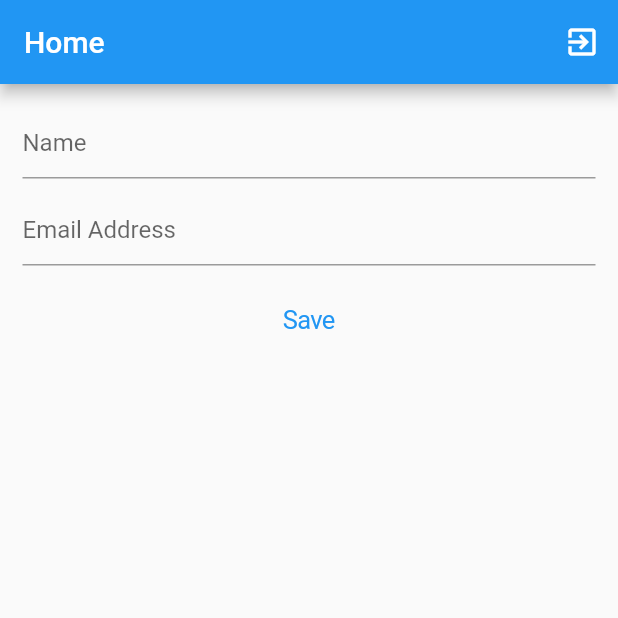
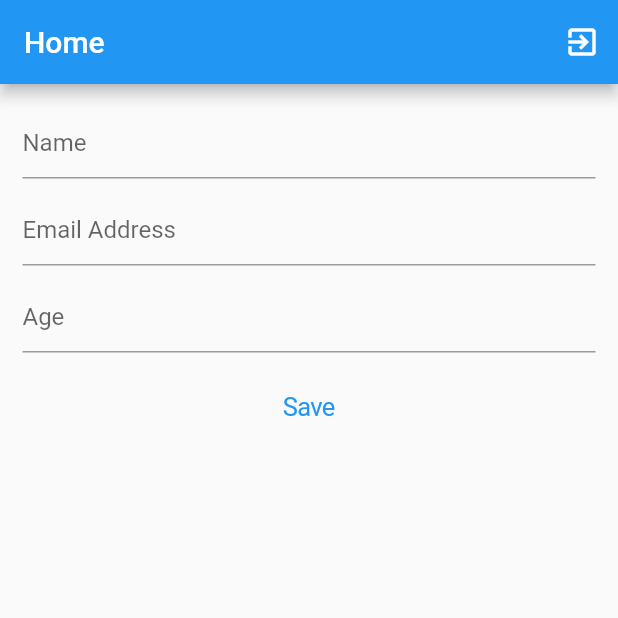
Before and after one commit to rohitsemriwal/firebase-series-yt, a Flutter app: the HomeScreen screen opened directly, on a phone screen of 412 x 824 dp, the top half of it. Run offline on Flutter 3.47's test engine with Material 2 defaults, Android fonts, the phone set to English and light mode, and no system bars; our stand-ins replace cloud_firestore, firebase_auth, firebase_core; accounts and stored records are empty; generated files the repository leaves out were written again.

Commit message:
Ep. 3 Part 2

```diff
--- a/lib/screens/home_screen.dart
+++ b/lib/screens/home_screen.dart
@@ -18,6 +18,7 @@ class _HomeScreenState extends State<HomeScreen> {
 
   TextEditingController nameController = TextEditingController();
   TextEditingController emailController = TextEditingController();
+  TextEditingController ageController = TextEditingController();
 
   void logOut() async {
     await FirebaseAuth.instance.signOut();
@@ -30,14 +31,20 @@ class _HomeScreenState extends State<HomeScreen> {
   void saveUser() {
     String name = nameController.text.trim();
     String email = emailController.text.trim();
+    String ageString = ageController.text.trim();
+
+    int age = int.parse(ageString);
 
     nameController.clear();
     emailController.clear();
+    ageController.clear();
 
     if(name != "" && email != "") {
       Map<String, dynamic> userData = {
         "name": name,
-        "email": email
+        "email": email,
+        "age": age,
+        "samplearray": [name, email, age]
       };
       FirebaseFirestore.instance.collection("users").add(userData);
       log("User created!");
@@ -85,6 +92,15 @@ class _HomeScreenState extends State<HomeScreen> {
 
               SizedBox(height: 10,),
 
+              TextField(
+                controller: ageController,
+                decoration: InputDecoration(
+                  hintText: "Age"
+                ),
+              ),
+
+              SizedBox(height: 10,),
+
               CupertinoButton(
                 onPressed: () {
                   saveUser();
@@ -95,7 +111,7 @@ class _HomeScreenState extends State<HomeScreen> {
               SizedBox(height: 20,),
 
               StreamBuilder<QuerySnapshot>(
-                stream: FirebaseFirestore.instance.collection("users").snapshots(),
+                stream: FirebaseFirestore.instance.collection("users").where("age", isGreaterThanOrEqualTo: 19).orderBy("age", descending: true).snapshots(),
                 builder: (context, snapshot) {
 
                   if(snapshot.connectionState == ConnectionState.active) {
@@ -108,7 +124,7 @@ class _HomeScreenState extends State<HomeScreen> {
                             Map<String, dynamic> userMap = snapshot.data!.docs[index].data() as Map<String, dynamic>;
 
                             return ListTile(
-                              title: Text(userMap["name"]),
+                              title: Text(userMap["name"] + " (${userMap["age"]})"),
                               subtitle: Text(userMap["email"]),
                               trailing: IconButton(
                                 onPressed: () {
```
